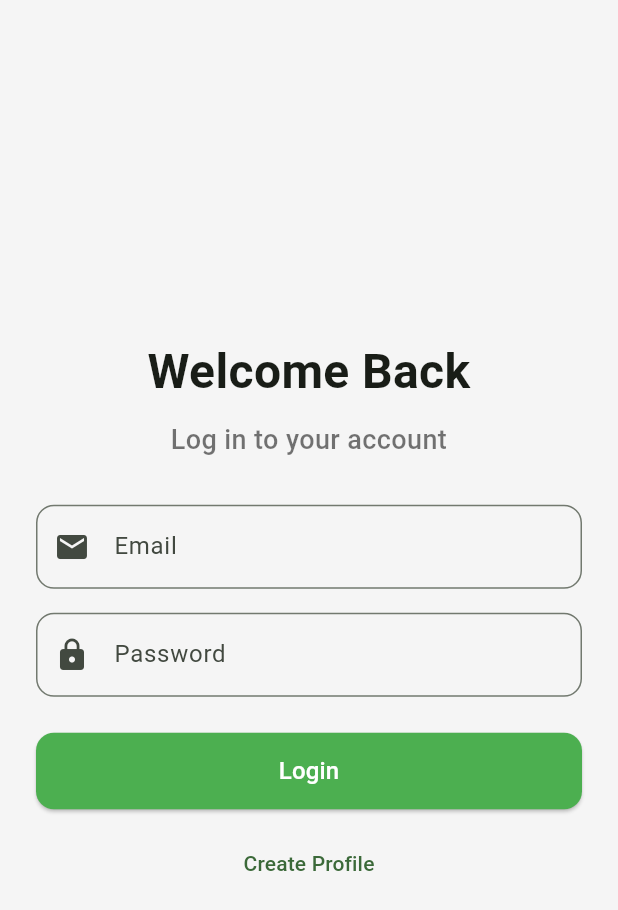
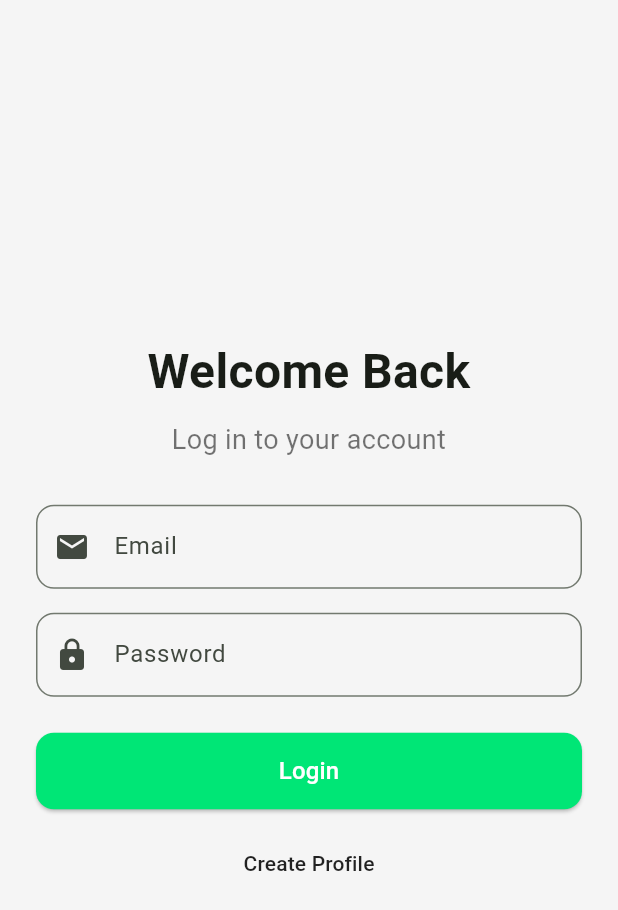
Before and after one commit to iArgho/todo, a Flutter app: the screen it shows after launch, on a phone screen of 412 x 824 dp. Shown: the top 910 px of the screen. Run offline on Flutter 3.47's test engine with Material 3 defaults, Android fonts, the phone set to English and light mode, and no system bars; our stand-ins replace cloud_firestore, firebase_auth, firebase_core, random_string; accounts and stored records are empty.

```diff
--- a/lib/Screens/auth/login_screen.dart
+++ b/lib/Screens/auth/login_screen.dart
@@ -1,9 +1,49 @@
 import 'package:flutter/material.dart';
+import 'package:firebase_auth/firebase_auth.dart';
 import 'package:todo/Screens/auth/signup_screen.dart';
 import 'package:todo/Screens/task/home_screen.dart';
 
-class LoginScreen extends StatelessWidget {
+class LoginScreen extends StatefulWidget {
   const LoginScreen({super.key});
+
+  @override
+  State<LoginScreen> createState() => _LoginScreenState();
+}
+
+class _LoginScreenState extends State<LoginScreen> {
+  final _formKey = GlobalKey<FormState>();
+  final _emailController = TextEditingController();
+  final _passwordController = TextEditingController();
+  bool _isLoading = false;
+
+  void _loginUser() async {
+    if (_formKey.currentState!.validate()) {
+      setState(() => _isLoading = true);
+      try {
+        await FirebaseAuth.instance.signInWithEmailAndPassword(
+          email: _emailController.text.trim(),
+          password: _passwordController.text.trim(),
+        );
+        Navigator.pushReplacement(
+          context,
+          MaterialPageRoute(builder: (_) => const HomeScreen()),
+        );
+      } on FirebaseAuthException catch (e) {
+        ScaffoldMessenger.of(
+          context,
+        ).showSnackBar(SnackBar(content: Text(e.message ?? 'Login failed')));
+      } finally {
+        setState(() => _isLoading = false);
+      }
+    }
+  }
+
+  @override
+  void dispose() {
+    _emailController.dispose();
+    _passwordController.dispose();
+    super.dispose();
+  }
 
   @override
   Widget build(BuildContext context) {
@@ -12,8 +52,9 @@ class LoginScreen extends StatelessWidget {
       body: Center(
         child: SingleChildScrollView(
           padding: const EdgeInsets.all(24.0),
+          child: Form(
+            key: _formKey,
             child: Column(
-            mainAxisSize: MainAxisSize.min,
               crossAxisAlignment: CrossAxisAlignment.stretch,
               children: [
                 const Text(
@@ -25,14 +66,11 @@ class LoginScreen extends StatelessWidget {
                 const Text(
                   'Log in to your account',
                   textAlign: TextAlign.center,
-                style: TextStyle(
-                  fontSize: 18,
-                  fontWeight: FontWeight.w500,
-                  color: Colors.black54,
-                ),
+                  style: TextStyle(fontSize: 18, color: Colors.black54),
                 ),
                 const SizedBox(height: 30),
-              TextField(
+                TextFormField(
+                  controller: _emailController,
                   decoration: InputDecoration(
                     labelText: 'Email',
                     border: OutlineInputBorder(
@@ -40,9 +78,15 @@ class LoginScreen extends StatelessWidget {
                     ),
                     prefixIcon: const Icon(Icons.email),
                   ),
+                  validator:
+                      (value) =>
+                          value!.isEmpty || !value.contains('@')
+                              ? 'Enter valid email'
+                              : null,
                 ),
                 const SizedBox(height: 16),
-              TextField(
+                TextFormField(
+                  controller: _passwordController,
                   obscureText: true,
                   decoration: InputDecoration(
                     labelText: 'Password',
@@ -51,21 +95,23 @@ class LoginScreen extends StatelessWidget {
                     ),
                     prefixIcon: const Icon(Icons.lock),
                   ),
+                  validator:
+                      (value) =>
+                          value!.length < 6
+                              ? 'Password must be at least 6 characters'
+                              : null,
                 ),
                 const SizedBox(height: 24),
-              ElevatedButton(
-                onPressed: () {
-                  Navigator.pushReplacement(
-                    context,
-                    MaterialPageRoute(builder: (_) => const HomeScreen()),
-                  );
-                },
+                _isLoading
+                    ? const Center(child: CircularProgressIndicator())
+                    : ElevatedButton(
+                      onPressed: _loginUser,
                       style: ElevatedButton.styleFrom(
                         padding: const EdgeInsets.symmetric(vertical: 14),
                         shape: RoundedRectangleBorder(
                           borderRadius: BorderRadius.circular(12),
                         ),
-                  backgroundColor: Colors.green,
+                        backgroundColor: Colors.greenAccent.shade400,
                       ),
                       child: const Text(
                         'Login',
@@ -84,13 +130,14 @@ class LoginScreen extends StatelessWidget {
                   },
                   child: const Text(
                     'Create Profile',
-                  style: TextStyle(fontSize: 14),
+                    style: TextStyle(fontSize: 14, color: Colors.black87),
                   ),
                 ),
               ],
             ),
           ),
         ),
+      ),
     );
   }
 }
--- a/pubspec.yaml
+++ b/pubspec.yaml
@@ -16,6 +16,7 @@ dependencies:
   cloud_firestore: ^5.6.7
   random_string: ^2.3.1
   get: ^4.7.2
+  firebase_auth: ^5.5.3
 
 dev_dependencies:
   flutter_test:
```
Also changed, not shown: lib/Screens/auth/signup_screen.dart (+59 -17 lines), lib/Screens/splash_screen.dart (+18 -4 lines), lib/Screens/task/home_screen.dart (+15 -0 lines), pubspec.lock, 3 other files. Lines whose indentation alone changed are shown as unchanged.
